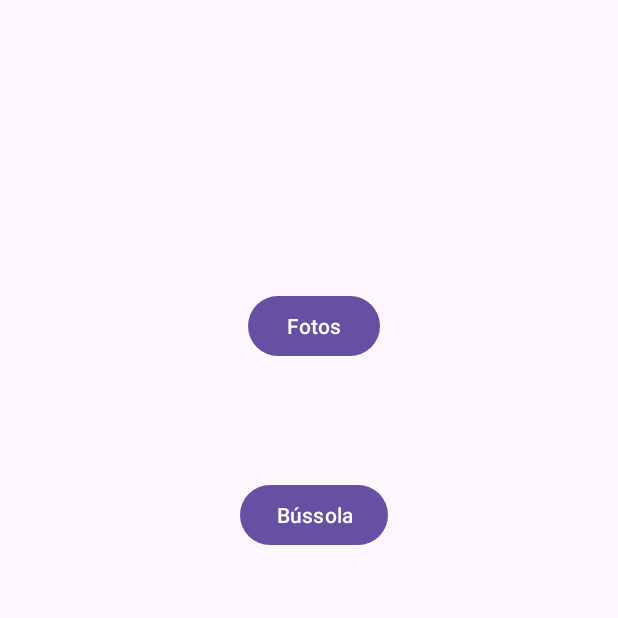
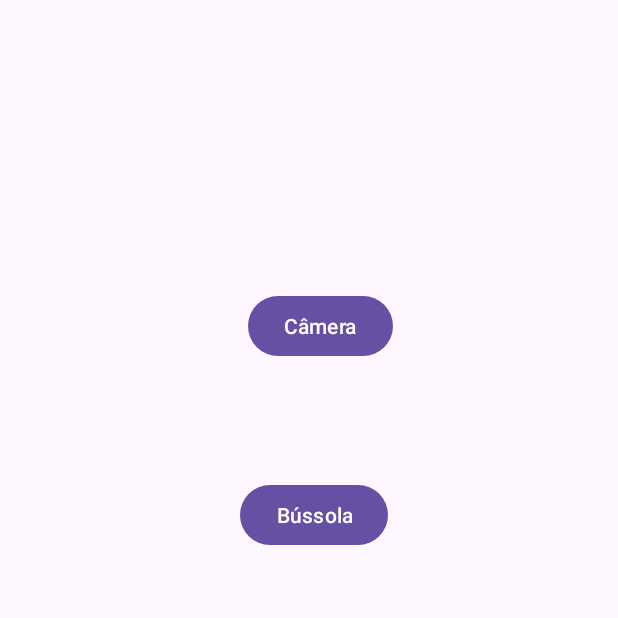
Before and after one commit to nicolasdeves/canivete-suico, an Android app: the screen it shows after launch (MainActivity), on a phone screen of 412 x 824 dp, the top half of it. Run offline under Robolectric (Android 15) with nearby library versions, the phone set to English and light mode, and no system bars.

Commit message:
feat: ajusta menu e adiciona arquivos iniciais

```diff
--- a/app/src/main/AndroidManifest.xml
+++ b/app/src/main/AndroidManifest.xml
@@ -12,6 +12,7 @@
         android:supportsRtl="true"
         android:theme="@style/Theme.Canivetesuico"
         tools:targetApi="31">
+        <activity android:name=".CameraActivity" />
         <activity
             android:name=".MainActivity"
             android:exported="true">
--- a/app/src/main/java/com/nicolas/canivete_suico/MainActivity.java
+++ b/app/src/main/java/com/nicolas/canivete_suico/MainActivity.java
@@ -1,24 +1,36 @@
 package com.nicolas.canivete_suico;
 
+import android.content.Intent;
 import android.os.Bundle;
+import android.view.View;
+import android.widget.Button;
 
 import androidx.activity.EdgeToEdge;
 import androidx.appcompat.app.AppCompatActivity;
-import androidx.core.graphics.Insets;
-import androidx.core.view.ViewCompat;
-import androidx.core.view.WindowInsetsCompat;
+
 
 public class MainActivity extends AppCompatActivity {
+
+    private Button cameraButton, compassButton, levelButton;
 
     @Override
     protected void onCreate(Bundle savedInstanceState) {
         super.onCreate(savedInstanceState);
         EdgeToEdge.enable(this);
         setContentView(R.layout.activity_main);
-        ViewCompat.setOnApplyWindowInsetsListener(findViewById(R.id.main), (v, insets) -> {
-            Insets systemBars = insets.getInsets(WindowInsetsCompat.Type.systemBars());
-            v.setPadding(systemBars.left, systemBars.top, systemBars.right, systemBars.bottom);
-            return insets;
+
+        initComponents();
+    }
+
+    public void initComponents() {
+        cameraButton = findViewById(R.id.view_photos_button);
+        cameraButton.setOnClickListener(new View.OnClickListener() {
+            @Override
+            public void onClick(View v) {
+                Intent intent = new Intent(MainActivity.this, CameraActivity.class);
+                startActivity(intent);
+            }
         });
+
     }
 }
--- a/app/src/main/res/layout/activity_main.xml
+++ b/app/src/main/res/layout/activity_main.xml
@@ -8,33 +8,33 @@
     tools:context=".MainActivity">
 
     <Button
-        android:id="@+id/btn_fotos"
+        android:id="@+id/view_photos_button"
         android:layout_width="wrap_content"
         android:layout_height="wrap_content"
         android:layout_marginStart="165dp"
         android:layout_marginTop="193dp"
-        android:text="Fotos"
+        android:text="@string/camera"
         app:layout_constraintStart_toStartOf="parent"
         app:layout_constraintTop_toTopOf="parent" />
 
     <Button
-        android:id="@+id/btn_bussola"
+        android:id="@+id/compass_button"
         android:layout_width="wrap_content"
         android:layout_height="wrap_content"
         android:layout_marginStart="160dp"
         android:layout_marginTop="78dp"
-        android:text="Bússola"
+        android:text="@string/compass"
         app:layout_constraintStart_toStartOf="parent"
-        app:layout_constraintTop_toBottomOf="@+id/btn_fotos" />
+        app:layout_constraintTop_toBottomOf="@+id/view_photos_button" />
 
     <Button
-        android:id="@+id/btn_nivel"
+        android:id="@+id/level_button"
         android:layout_width="wrap_content"
         android:layout_height="wrap_content"
         android:layout_marginStart="161dp"
         android:layout_marginTop="75dp"
-        android:text="Nível"
+        android:text="@string/level"
         app:layout_constraintStart_toStartOf="parent"
-        app:layout_constraintTop_toBottomOf="@+id/btn_bussola" />
+        app:layout_constraintTop_toBottomOf="@+id/compass_button" />
 
 </androidx.constraintlayout.widget.ConstraintLayout>
--- a/app/src/main/res/values/strings.xml
+++ b/app/src/main/res/values/strings.xml
@@ -1,3 +1,9 @@
 <resources>
     <string name="app_name">canivete-suico</string>
+    <string name="open_camera">Abrir câmera</string>
+    <string name="photos">Ver fotos</string>
+    <string name="camera">Câmera</string>
+    <string name="compass">Bússola</string>
+    <string name="level">Nível</string>
+
 </resources>
```
Also changed, not shown: app/src/main/java/com/nicolas/canivete_suico/CameraActivity.java (added, +76 -0 lines), app/src/main/java/com/nicolas/canivete_suico/DatabaseManager.java (added, +78 -0 lines), app/src/main/java/com/nicolas/canivete_suico/Picture.java (added, +30 -0 lines), app/src/main/res/layout/item_picture.xml (added, +26 -0 lines), app/src/main/res/layout/picture.xml (added, +38 -0 lines).
